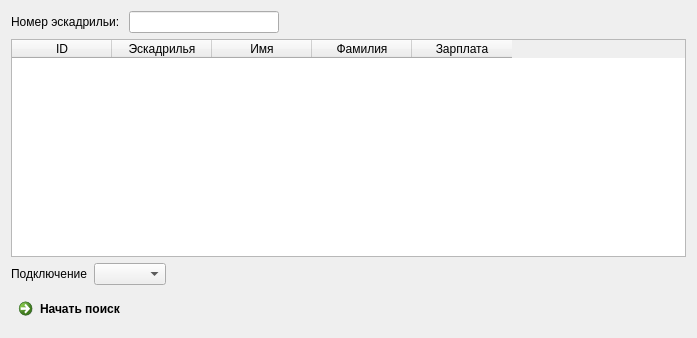
Above: mainwindow.ui from Domerk/AeroClient before the change. Below: the same form after it.
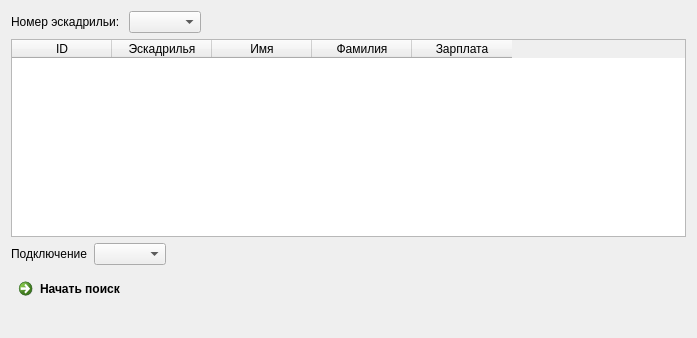
That is the form after the change.

Commit message: Добавлены подключения к базе

The edit to the form file:
```diff
--- a/mainwindow.ui
+++ b/mainwindow.ui
@@ -33,11 +33,11 @@
          </widget>
         </item>
         <item>
-         <widget class="QLineEdit" name="lineEdit">
-          <property name="maximumSize">
+         <widget class="QComboBox" name="comboBox">
+          <property name="minimumSize">
            <size>
-            <width>150</width>
-            <height>16777215</height>
+            <width>70</width>
+            <height>0</height>
            </size>
           </property>
          </widget>
@@ -178,6 +178,13 @@
       </item>
      </layout>
     </item>
+    <item>
+     <widget class="QLabel" name="stats">
+      <property name="text">
+       <string/>
+      </property>
+     </widget>
+    </item>
    </layout>
   </widget>
  </widget>
```
The commit also changes 2 other files.
